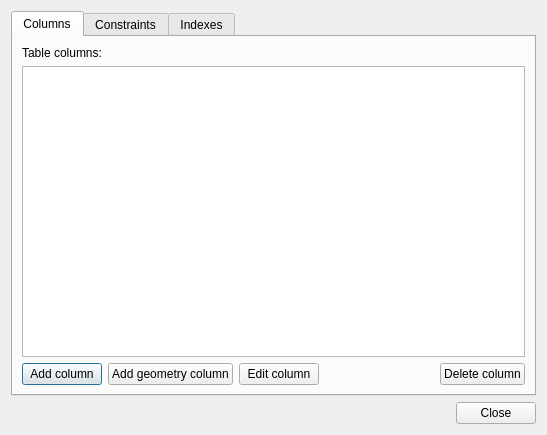
Old version of the form python/plugins/db_manager/ui/DlgTableProperties.ui in the repository qgis/QGIS.
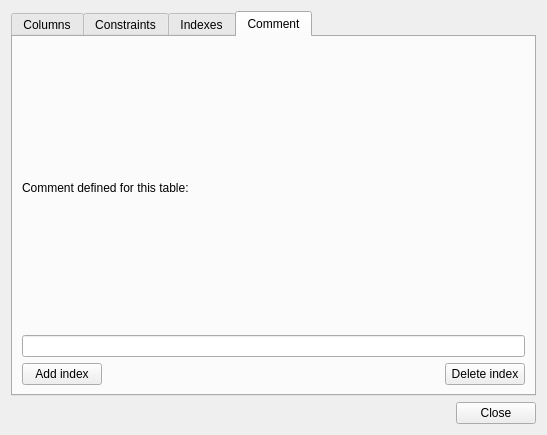
New version of the form.

Commit message: Add comment option on db_manager pluging postgis tables

Patch:
```diff
--- a/python/plugins/db_manager/ui/DlgTableProperties.ui
+++ b/python/plugins/db_manager/ui/DlgTableProperties.ui
@@ -17,13 +17,13 @@
    <item>
     <widget class="QTabWidget" name="tabs">
      <property name="currentIndex">
-      <number>0</number>
+      <number>3</number>
      </property>
      <widget class="QWidget" name="tabColumns">
       <attribute name="title">
        <string>Columns</string>
       </attribute>
-      <layout class="QVBoxLayout">
+      <layout class="QVBoxLayout" name="verticalLayout_4">
        <item>
         <widget class="QLabel" name="label">
          <property name="text">
@@ -68,8 +68,8 @@
            </property>
            <property name="sizeHint" stdset="0">
             <size>
-             <width>40</width>
-             <height>20</height>
+             <width>13</width>
+             <height>29</height>
             </size>
            </property>
           </spacer>
@@ -196,6 +196,57 @@
        </item>
       </layout>
      </widget>
+     <widget class="QWidget" name="tabComment">
+      <property name="enabled">
+       <bool>true</bool>
+      </property>
+      <attribute name="title">
+       <string>Comment</string>
+      </attribute>
+      <layout class="QVBoxLayout" name="verticalLayout">
+       <item>
+        <widget class="QLabel" name="label_4">
+         <property name="text">
+          <string>Comment defined for this table:</string>
+         </property>
+        </widget>
+       </item>
+       <item>
+        <widget class="QLineEdit" name="viewComment"/>
+       </item>
+       <item>
+        <layout class="QHBoxLayout" name="_4">
+         <item>
+          <widget class="QPushButton" name="btnAddComment">
+           <property name="text">
+            <string>Add index</string>
+           </property>
+          </widget>
+         </item>
+         <item>
+          <spacer>
+           <property name="orientation">
+            <enum>Qt::Horizontal</enum>
+           </property>
+           <property name="sizeHint" stdset="0">
+            <size>
+             <width>40</width>
+             <height>20</height>
+            </size>
+           </property>
+          </spacer>
+         </item>
+         <item>
+          <widget class="QPushButton" name="btnDeleteComment">
+           <property name="text">
+            <string>Delete index</string>
+           </property>
+          </widget>
+         </item>
+        </layout>
+       </item>
+      </layout>
+     </widget>
     </widget>
    </item>
    <item>
```
Left out of the diff: 6 changed lines with no effect on the pictures. The commit also changes 3 other files.
